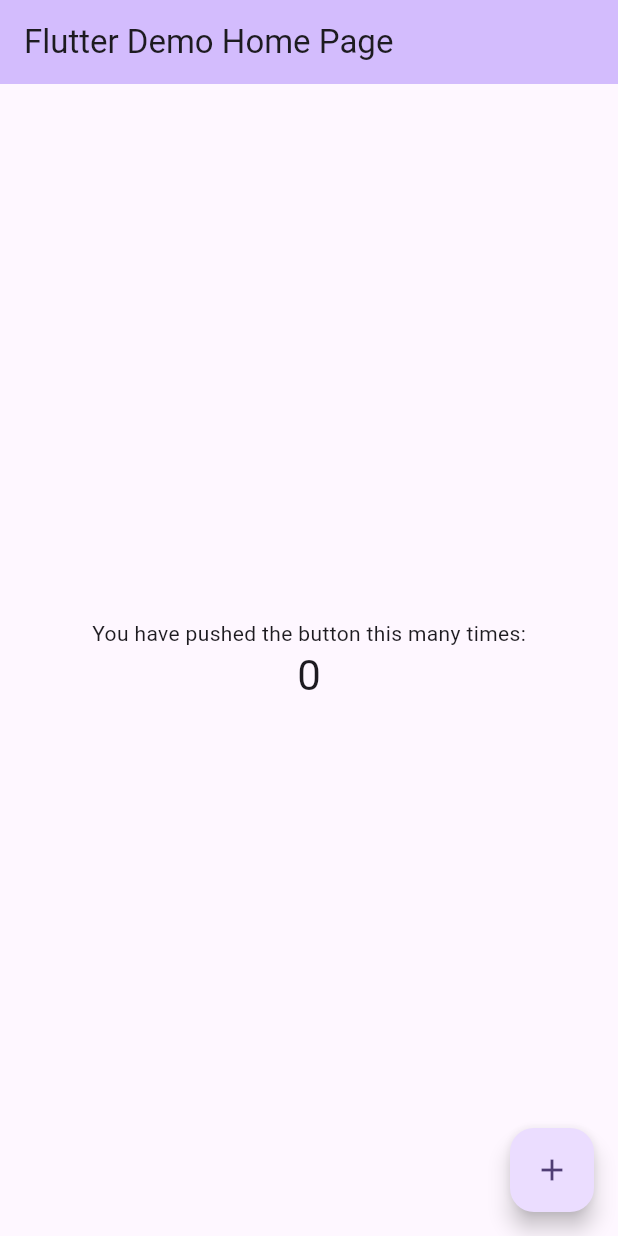
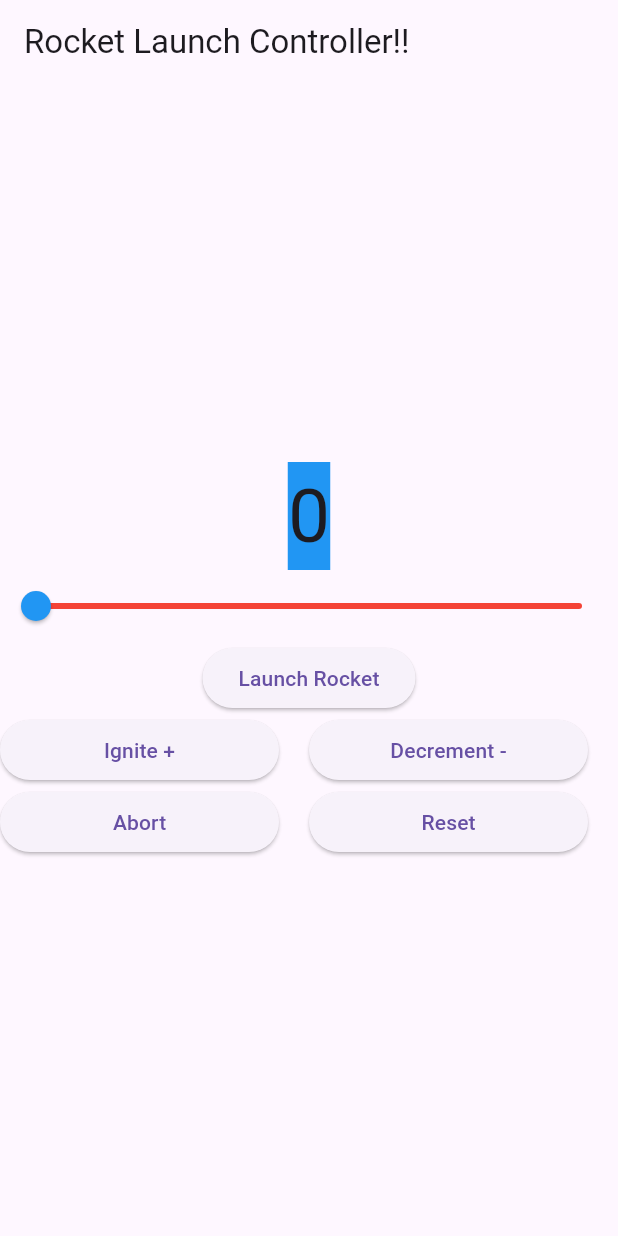
Before and after one commit to Osman-OO/Mission-Contro, a Flutter app: the screen it shows after launch, on a phone screen of 412 x 824 dp. Run offline on Flutter 3.47's test engine with Material 3 defaults, Android fonts, the phone set to English and light mode, and no system bars.

Commit message:
added ignite, decrement, abort and reset buttons & logic

```diff
--- a/lib/main.dart
+++ b/lib/main.dart
@@ -1,8 +1,6 @@
 import 'package:flutter/material.dart';
 
-void main() {
-  runApp(const MyApp());
-}
+void main() => runApp(MyApp());
 
 class MyApp extends StatelessWidget {
   const MyApp({super.key});
@@ -11,112 +9,135 @@
   @override
   Widget build(BuildContext context) {
     return MaterialApp(
-      title: 'Flutter Demo',
+      // Application name
+      title: 'Rocket Launch Controller',
       theme: ThemeData(
-        // This is the theme of your application.
-        //
-        // TRY THIS: Try running your application with "flutter run". You'll see
-        // the application has a purple toolbar. Then, without quitting the app,
-        // try changing the seedColor in the colorScheme below to Colors.green
-        // and then invoke "hot reload" (save your changes or press the "hot
-        // reload" button in a Flutter-supported IDE, or press "r" if you used
-        // the command line to start the app).
-        //
-        // Notice that the counter didn't reset back to zero; the application
-        // state is not lost during the reload. To reset the state, use hot
-        // restart instead.
-        //
-        // This works for code too, not just values: Most code changes can be
-        // tested with just a hot reload.
-        colorScheme: ColorScheme.fromSeed(seedColor: Colors.deepPurple),
+        primarySwatch: Colors.blue,
       ),
-      home: const MyHomePage(title: 'Flutter Demo Home Page'),
+      // A widget that will be started on the application startup
+      home: CounterWidget(),
     );
   }
 }
 
-class MyHomePage extends StatefulWidget {
-  const MyHomePage({super.key, required this.title});
-
-  // This widget is the home page of your application. It is stateful, meaning
-  // that it has a State object (defined below) that contains fields that affect
-  // how it looks.
-
-  // This class is the configuration for the state. It holds the values (in this
-  // case the title) provided by the parent (in this case the App widget) and
-  // used by the build method of the State. Fields in a Widget subclass are
-  // always marked "final".
-
-  final String title;
-
+class CounterWidget extends StatefulWidget {
   @override
-  State<MyHomePage> createState() => _MyHomePageState();
+  _CounterWidgetState createState() => _CounterWidgetState();
 }
 
-class _MyHomePageState extends State<MyHomePage> {
+class _CounterWidgetState extends State<CounterWidget> {
+  //set counter value
   int _counter = 0;
 
-  void _incrementCounter() {
+  void _ignite() {
     setState(() {
-      // This call to setState tells the Flutter framework that something has
-      // changed in this State, which causes it to rerun the build method below
-      // so that the display can reflect the updated values. If we changed
-      // _counter without calling setState(), then the build method would not be
-      // called again, and so nothing would appear to happen.
-      _counter++;
+      _counter = (_counter +1).clamp(0,100);
     });
+  }
+
+  void _decrement() {
+    setState(() {
+      _counter = (_counter -1).clamp(0,100);
+    });
+  }
+
+  void _abort() {
+    setState(() {
+      _counter = 0;
+    });
+    ScaffoldMessenger.of(context).showSnackBar(
+      const SnackBar(content: Text('Mission aborted!')),
+    );
+  }
+
+  void _reset() {
+    setState(() {
+      _counter = 0;
+      });
+      ScaffoldMessenger.of(context).showSnackBar(
+      const SnackBar(content: Text('Reset to 0!')),
+    );
   }
 
   @override
   Widget build(BuildContext context) {
-    // This method is rerun every time setState is called, for instance as done
-    // by the _incrementCounter method above.
-    //
-    // The Flutter framework has been optimized to make rerunning build methods
-    // fast, so that you can just rebuild anything that needs updating rather
-    // than having to individually change instances of widgets.
     return Scaffold(
       appBar: AppBar(
-        // TRY THIS: Try changing the color here to a specific color (to
-        // Colors.amber, perhaps?) and trigger a hot reload to see the AppBar
-        // change color while the other colors stay the same.
-        backgroundColor: Theme.of(context).colorScheme.inversePrimary,
-        // Here we take the value from the MyHomePage object that was created by
-        // the App.build method, and use it to set our appbar title.
-        title: Text(widget.title),
+        title: const Text('Rocket Launch Controller!!'),
       ),
-      body: Center(
-        // Center is a layout widget. It takes a single child and positions it
-        // in the middle of the parent.
-        child: Column(
-          // Column is also a layout widget. It takes a list of children and
-          // arranges them vertically. By default, it sizes itself to fit its
-          // children horizontally, and tries to be as tall as its parent.
-          //
-          // Column has various properties to control how it sizes itself and
-          // how it positions its children. Here we use mainAxisAlignment to
-          // center the children vertically; the main axis here is the vertical
-          // axis because Columns are vertical (the cross axis would be
-          // horizontal).
-          //
-          // TRY THIS: Invoke "debug painting" (choose the "Toggle Debug Paint"
-          // action in the IDE, or press "p" in the console), to see the
-          // wireframe for each widget.
-          mainAxisAlignment: MainAxisAlignment.center,
-          children: <Widget>[
-            const Text('You have pushed the button this many times:'),
-            Text(
-              '$_counter',
-              style: Theme.of(context).textTheme.headlineMedium,
+      //set up the widget alignement
+      body: Column(
+        mainAxisAlignment: MainAxisAlignment.center,
+        children: [
+          Center(
+            child: Container(
+              color: Colors.blue,
+              child: Text(
+                //to displays current number
+                '$_counter',
+                style: TextStyle(fontSize: 50.0),
+              ),
             ),
-          ],
-        ),
+          ),
+          Slider(
+            min: 0,
+            max: 100,
+            value: _counter.toDouble(),
+            onChanged: (double value) {
+              setState(() {
+                _counter = value.toInt();
+              });
+            },
+            activeColor: Colors.blue,
+            inactiveColor: Colors.red,
+          ),
+          ElevatedButton(
+            onPressed: () {
+              // Action to be performed when the button is pressed
+              print('Rocket Launched with power $_counter!');
+            },
+            child: const Text('Launch Rocket'),
+          ),
+          Row(
+            mainAxisAlignment: MainAxisAlignment.center,
+            children: [
+              Expanded(child:
+              ElevatedButton(
+                onPressed: _ignite,
+                child: const Text('Ignite +'),
+              ),
+              ),
+              const SizedBox(width: 20),
+              Expanded(child:
+              ElevatedButton(
+                onPressed: _decrement,
+                child: const Text('Decrement -')
+              ),
+              ),
+              const SizedBox(width: 20),
+            ],
+          ),
+          Row(
+            mainAxisAlignment: MainAxisAlignment.center,
+            children: [
+              Expanded(child:
+              ElevatedButton(
+                onPressed: _abort,
+                child: const Text('Abort'),
+              ),
+              ),
+              const SizedBox(width: 20),
+              Expanded(child:
+              ElevatedButton(
+                onPressed: _reset,
+                child: const Text('Reset'),
+              ),
+              ),
+              const SizedBox(width: 20),
+            ],
+          ),
+        ],
       ),
-      floatingActionButton: FloatingActionButton(
-        onPressed: _incrementCounter,
-        tooltip: 'Increment',
-        child: const Icon(Icons.add),
-      ), // This trailing comma makes auto-formatting nicer for build methods.
     );
   }
 }
```
